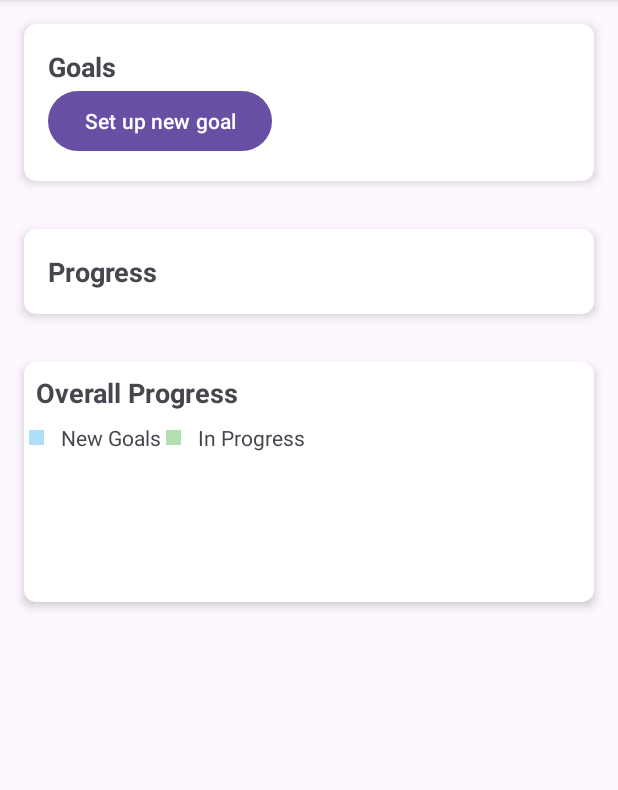
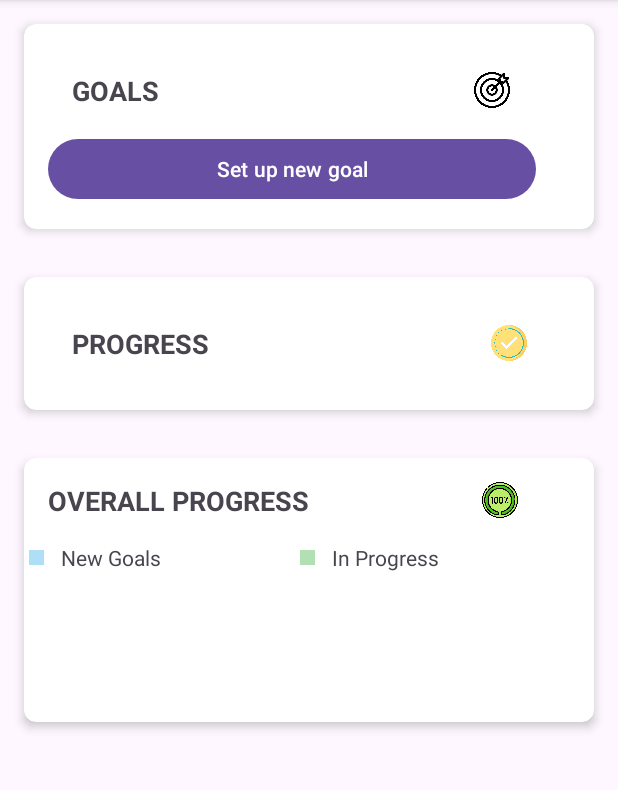
Before and after one commit to rohithgoud20/LearnoVerse, an Android app: the Progress screen opened directly, with no data from a screen before it, on a phone screen of 412 x 824 dp, the part 96-886 px from its top. Run offline under Robolectric (Android 15) with nearby library versions, the phone set to English and light mode, and no system bars; 1 statement that could not run was skipped.

Commit message:
Merge remote-tracking branch 'origin/main'
# Conflicts:
#	app/src/main/AndroidManifest.xml

```diff
--- a/app/src/main/res/layout/activity_progress_page.xml
+++ b/app/src/main/res/layout/activity_progress_page.xml
@@ -8,9 +8,6 @@
     tools:context=".Progress">
 
     <androidx.cardview.widget.CardView
-        xmlns:android="http://schemas.android.com/apk/res/android"
-        xmlns:app="http://schemas.android.com/apk/res-auto"
-        xmlns:tools="http://schemas.android.com/tools"
         android:layout_width="match_parent"
         android:id="@+id/goalsCardView"
         android:layout_height="wrap_content"
@@ -24,12 +21,27 @@
             android:orientation="vertical"
             android:padding="16dp">
 
+
+            <LinearLayout
+                android:layout_width="match_parent"
+                android:layout_height="wrap_content"
+                android:orientation="horizontal"
+                android:padding="16dp">
+
                 <TextView
-                android:layout_width="wrap_content"
+                    android:layout_width="264dp"
                     android:layout_height="wrap_content"
-                android:text="Goals"
+                    android:text="GOALS"
                     android:textSize="18sp"
                     android:textStyle="bold" />
+
+                <ImageView
+                    android:layout_width="32dp"
+                    android:layout_height='24dp'
+                    android:src="@drawable/goal"/>
+            </LinearLayout>
+
+
 
             <androidx.recyclerview.widget.RecyclerView
                 android:id="@+id/goalsRecyclerView"
@@ -39,20 +51,16 @@
 
             <Button
 
-                android:layout_width="wrap_content"
+                android:id="@+id/setNewGoalButton"
+                android:layout_width="325dp"
                 android:layout_height="wrap_content"
-                android:text="Set up new goal"
-                android:id="@+id/setNewGoalButton"
-               />
+                android:text="Set up new goal" />
         </LinearLayout>
     </androidx.cardview.widget.CardView>
 
 
         <!-- Course name -->
 <androidx.cardview.widget.CardView
-    xmlns:android="http://schemas.android.com/apk/res/android"
-    xmlns:app="http://schemas.android.com/apk/res-auto"
-    xmlns:tools="http://schemas.android.com/tools"
     android:layout_width="match_parent"
     android:id="@+id/progressCardView"
     android:layout_height="wrap_content"
@@ -66,13 +74,24 @@
         android:orientation="vertical"
         android:padding="16dp">
 
+        <LinearLayout
+            android:layout_width="match_parent"
+            android:layout_height="wrap_content"
+            android:orientation="horizontal"
+            android:padding="16dp">
+
             <TextView
-        android:layout_width="wrap_content"
+                android:layout_width="275dp"
                 android:layout_height="wrap_content"
-        android:text="Progress"
-
+                android:text="PROGRESS"
                 android:textSize="18sp"
                 android:textStyle="bold" />
+
+            <ImageView
+                android:layout_width="32dp"
+                android:layout_height='24dp'
+                android:src="@drawable/inprogress"/>
+        </LinearLayout>
 
         <androidx.recyclerview.widget.RecyclerView
             android:id="@+id/ProgressRecyclerView"
@@ -87,9 +106,6 @@
         android:layout_width="match_parent"
         android:layout_height="wrap_content"
         android:layout_below="@+id/progressCardView"
-        xmlns:android="http://schemas.android.com/apk/res/android"
-        xmlns:app="http://schemas.android.com/apk/res-auto"
-        xmlns:tools="http://schemas.android.com/tools"
         app:cardElevation="4dp"
         app:cardCornerRadius="8dp"
         android:layout_margin="16dp">
@@ -133,14 +149,24 @@
             android:layout_height="match_parent"
             android:orientation="vertical">
 
+            <LinearLayout
+                android:layout_width="match_parent"
+                android:layout_height="wrap_content"
+                android:orientation="horizontal"
+                android:padding="16dp">
+
                 <TextView
-                android:layout_width="wrap_content"
+                    android:layout_width="285dp"
                     android:layout_height="wrap_content"
-                android:text="Overall Progress"
+                    android:text="OVERALL PROGRESS"
+                    android:textSize="18sp"
+                    android:textStyle="bold" />
 
-                android:textSize="18sp"
-                android:textStyle="bold"
-                android:layout_margin="8dp"/>
+                <ImageView
+                    android:layout_width="32dp"
+                    android:layout_height='24dp'
+                    android:src="@drawable/overallprog"/>
+            </LinearLayout>
 
             <LinearLayout
                 android:layout_width="match_parent"
@@ -155,10 +181,10 @@
                     android:background="@color/blue"
                     android:layout_margin="3dp"/> <!-- You can define this color in your resources -->
                 <TextView
-                    android:layout_width="wrap_content"
+                    android:layout_width="164dp"
                     android:layout_height="wrap_content"
-                    android:text="New Goals"
-                    android:paddingStart="8dp" />
+                    android:paddingStart="8dp"
+                    android:text="New Goals" />
 
                 <!-- Legend for "In Progress" -->
                 <View
--- a/app/src/main/res/values/colors.xml
+++ b/app/src/main/res/values/colors.xml
@@ -18,5 +18,12 @@
     <color name="blue">#AEDFF7</color>
     <color name="green">#B2E0B2</color>
 
+    <color name="colorPrimary1">#3F51B5</color>
+    <color name="colorPrimaryDark1">#303F9F</color>
+    <color name="colorAccent1">#FF4081</color>
+    <color name="blue1">#2196F3</color>
+    <color name="green1">#4CAF50</color>
+
+
 
 </resources>
```
Also changed, not shown: app/src/main/res/drawable/goal.png (added), app/src/main/res/drawable/inprogress.png (added), app/src/main/res/drawable/overallprog.png (added). Lines whose indentation alone changed are shown as unchanged.
